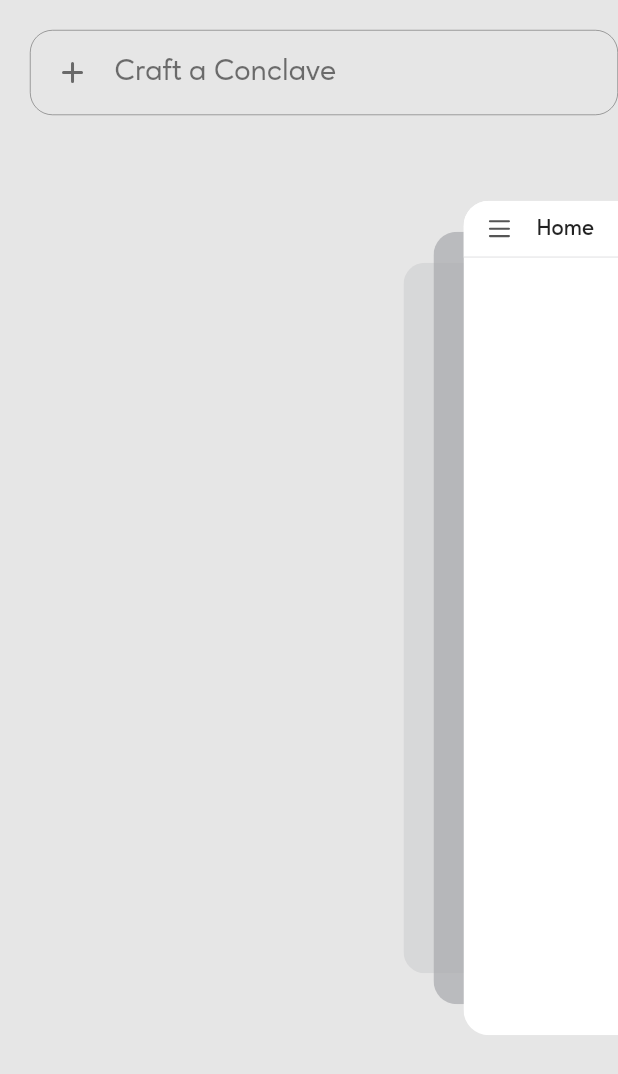
After one commit to sarthkh/converse, a Flutter app: the screen it shows once a user with an empty profile is signed in, after a tap on an icon or button, on a phone screen of 412 x 824 dp. The commit adds this screen. Shown: the top 1074 px of the screen. Run offline on Flutter 3.47's test engine with Material 2 defaults, Android fonts, the phone set to English and light mode, and no system bars; drawn by our look-alikes of flutter_zoom_drawer; our stand-ins replace adaptive_theme, animated_toggle_switch, cloud_firestore, firebase_auth, firebase_core, firebase_storage and 11 more; accounts and stored records are empty; generated files the repository leaves out were written again; network calls fail.

Commit message:
tenth commit

```diff
--- a/converse/lib/common/widgets/app_bar.dart
+++ b/converse/lib/common/widgets/app_bar.dart
@@ -6,11 +6,12 @@ AppBar buildAppbar({
   required bool bottom,
   required List<Widget>? actions,
   Widget? leadingWidget,
+  bool centerTitle = true,
   bool automaticallyImplyLeading = true,
 }) {
   return AppBar(
     title: title,
-    centerTitle: true,
+    centerTitle: centerTitle,
     bottom: bottom
         ? PreferredSize(
             preferredSize: const Size.fromHeight(0),
--- a/converse/lib/common/widgets/button_widgets.dart
+++ b/converse/lib/common/widgets/button_widgets.dart
@@ -32,3 +32,19 @@ Widget appButton({
     ),
   );
 }
+
+Widget iconButton({
+  required Function() onPressed,
+  required Widget icon,
+  EdgeInsets? margin,
+  EdgeInsets? padding,
+}) {
+  return Container(
+    margin: margin,
+    padding: padding,
+    child: IconButton(
+      onPressed: onPressed,
+      icon: icon,
+    ),
+  );
+}
--- a/converse/lib/common/widgets/text_widgets.dart
+++ b/converse/lib/common/widgets/text_widgets.dart
@@ -102,3 +102,31 @@ Widget textUnderline({
     ),
   );
 }
+
+Widget text22SemiBold({
+  required BuildContext context,
+  required String text,
+}) {
+  return Text(
+    text,
+    style: TextStyle(
+      fontFamily: 'custom_semi-bold',
+      fontSize: 22,
+      color: Theme.of(context).textTheme.bodyLarge!.color,
+    ),
+  );
+}
+
+Widget text20Medium({
+  required BuildContext context,
+  required String text,
+}) {
+  return Text(
+    text,
+    style: TextStyle(
+      fontFamily: 'custom_medium',
+      fontSize: 20,
+      color: Theme.of(context).textTheme.bodySmall!.color,
+    ),
+  );
+}
--- /dev/null
+++ b/converse/lib/pages/home/drawers/conclave_list_drawer.dart
@@ -0,0 +1,34 @@
+import 'package:flutter/material.dart';
+import 'package:flutter_riverpod/flutter_riverpod.dart';
+import 'package:flutter_zoom_drawer/flutter_zoom_drawer.dart';
+
+class CommunityListDrawer extends ConsumerWidget {
+  final Widget menuScreen;
+  final Widget mainScreen;
+
+  const CommunityListDrawer({
+    super.key,
+    required this.menuScreen,
+    required this.mainScreen,
+  });
+
+  @override
+  Widget build(BuildContext context, WidgetRef ref) {
+    return ZoomDrawer(
+      menuScreen: menuScreen,
+      mainScreen: mainScreen,
+      borderRadius: 25,
+      angle: 0,
+      openCurve: Curves.decelerate,
+      closeCurve: Curves.decelerate,
+      duration: const Duration(milliseconds: 250),
+      mainScreenScale: 0.325,
+      reverseDuration: const Duration(milliseconds: 250),
+      showShadow: true,
+      mainScreenTapClose: true,
+      drawerShadowsBackgroundColor: Theme.of(context).cardColor,
+      slideWidth: MediaQuery.of(context).size.width * 0.75,
+      menuBackgroundColor: Theme.of(context).colorScheme.surface,
+    );
+  }
+}
--- /dev/null
+++ b/converse/lib/pages/home/drawers/conclave_list_drawer_content.dart
@@ -0,0 +1,52 @@
+import 'package:flutter/material.dart';
+import 'package:flutter_svg/svg.dart';
+import 'package:flutter_zoom_drawer/flutter_zoom_drawer.dart';
+import 'package:go_router/go_router.dart';
+import 'package:converse/common/widgets/text_widgets.dart';
+
+class CommunityListDrawerContent extends StatelessWidget {
+  const CommunityListDrawerContent({super.key});
+
+  void navigateToCreateCommunity(BuildContext context) {
+    GoRouter.of(context).pushNamed('create-conclave');
+    ZoomDrawer.of(context)?.close();
+  }
+
+  @override
+  Widget build(BuildContext context) {
+    return Scaffold(
+      backgroundColor: Theme.of(context).colorScheme.surface,
+      body: SafeArea(
+        child: Column(
+          crossAxisAlignment: CrossAxisAlignment.center,
+          children: [
+            Container(
+              padding: const EdgeInsets.fromLTRB(20, 20, 0, 20),
+              child: ListTile(
+                title: text20Medium(
+                  context: context,
+                  text: "Craft a Conclave",
+                ),
+                leading: SvgPicture.asset(
+                  "assets/images/svgs/home/plus.svg",
+                  colorFilter: ColorFilter.mode(
+                    Theme.of(context).canvasColor,
+                    BlendMode.srcIn,
+                  ),
+                ),
+                onTap: () => navigateToCreateCommunity(context),
+                shape: RoundedRectangleBorder(
+                  side: BorderSide(
+                    width: 0.35,
+                    color: Theme.of(context).hintColor,
+                  ),
+                  borderRadius: BorderRadius.circular(15),
+                ),
+              ),
+            ),
+          ],
+        ),
+      ),
+    );
+  }
+}
--- a/converse/lib/pages/home/home.dart
+++ b/converse/lib/pages/home/home.dart
@@ -1,7 +1,13 @@
 import 'package:converse/auth/controller/auth_controller.dart';
+import 'package:converse/common/widgets/app_bar.dart';
+import 'package:converse/common/widgets/button_widgets.dart';
 import 'package:converse/common/widgets/text_widgets.dart';
+import 'package:converse/pages/home/drawers/conclave_list_drawer.dart';
 import 'package:flutter/material.dart';
 import 'package:flutter_riverpod/flutter_riverpod.dart';
+import 'package:flutter_svg/flutter_svg.dart';
+import 'package:flutter_zoom_drawer/flutter_zoom_drawer.dart';
+import 'package:converse/pages/home/drawers/conclave_list_drawer_content.dart';
 
 class Home extends ConsumerWidget {
   const Home({super.key});
@@ -10,24 +16,55 @@ class Home extends ConsumerWidget {
   Widget build(BuildContext context, WidgetRef ref) {
     final user = ref.watch(userProvider)!;
 
-    return Scaffold(
-      body: Center(
-        child: Column(
-          mainAxisSize: MainAxisSize.min,
-          crossAxisAlignment: CrossAxisAlignment.center,
-          children: [
-            text20ExtraBold(
-              context: context,
-              text: user.name,
+    return CommunityListDrawer(
+      mainScreen: Scaffold(
+        appBar: buildAppbar(
+          context: context,
+          bottom: true,
+          actions: [
+            iconButton(
+              onPressed: () {},
+              icon: SvgPicture.asset(
+                "assets/images/svgs/home/search.svg",
+                colorFilter: ColorFilter.mode(
+                  Theme.of(context).hintColor,
+                  BlendMode.srcIn,
+                ),
+                height: 27.5,
+              ),
             ),
-            const SizedBox(height: 25),
-            text20ExtraBold(
-              context: context,
-              text: user.karma.toString(),
+            iconButton(
+              onPressed: () {},
+              icon: CircleAvatar(
+                backgroundImage: NetworkImage(user.avatar),
+                radius: 15,
+              ),
+              padding: const EdgeInsets.only(left: 5, right: 15),
             ),
           ],
+          title: text22SemiBold(
+            context: context,
+            text: "Home",
+          ),
+          centerTitle: false,
+          leadingWidget: Builder(builder: (context) {
+            return iconButton(
+              onPressed: () => ZoomDrawer.of(context)?.toggle(),
+              icon: SvgPicture.asset(
+                "assets/images/svgs/home/menu.svg",
+                colorFilter: ColorFilter.mode(
+                  Theme.of(context).hintColor,
+                  BlendMode.srcIn,
+                ),
+                height: 27.5,
+              ),
+              margin: const EdgeInsets.symmetric(vertical: 7),
+              padding: const EdgeInsets.only(left: 15),
+            );
+          }),
         ),
       ),
+      menuScreen: const CommunityListDrawerContent(),
     );
   }
 }
--- a/converse/lib/router.dart
+++ b/converse/lib/router.dart
@@ -1,3 +1,4 @@
+import 'package:converse/pages/conclave/screens/create_conclave.dart';
 import 'package:converse/pages/home/home.dart';
 import 'package:converse/pages/login/login.dart';
 import 'package:converse/pages/signup/signup.dart';
@@ -49,5 +50,12 @@ final loggedIn = GoRouter(
         child: Home(),
       ),
     ),
+    GoRoute(
+      name: 'create-conclave',
+      path: '/create-conclave',
+      pageBuilder: (context, state) => const MaterialPage(
+        child: CreateConclave(),
+      ),
+    ),
   ],
 );
--- a/converse/lib/theme/palette.dart
+++ b/converse/lib/theme/palette.dart
@@ -8,6 +8,7 @@ class Palette {
   static const Color darkWhite = Color.fromARGB(255, 235, 235, 235);
   static const Color lightGrey = Color.fromARGB(255, 168, 169, 173);
   static const Color darkGrey = Color.fromARGB(255, 105, 105, 105);
+  static const Color darkerGrey = Color.fromARGB(255, 85, 85, 85);
   static const Color lightBlack = Color.fromARGB(255, 22, 22, 24);
   static const Color darkBlack = Color.fromARGB(255, 2, 4, 3);
   static const Color darkDrawer = Color.fromARGB(255, 0, 0, 0);
@@ -24,6 +25,7 @@ class Palette {
     scaffoldBackgroundColor: lightBlack,
     cardColor: darkGrey,
     hintColor: darkWhite,
+    canvasColor: lightGrey,
     appBarTheme: const AppBarTheme(
       backgroundColor: lightBlack,
       elevation: 0,
@@ -55,7 +57,8 @@ class Palette {
   static final lightTheme = ThemeData.light().copyWith(
     scaffoldBackgroundColor: lightWhite,
     cardColor: lightGrey,
-    hintColor: darkGrey,
+    hintColor: darkerGrey,
+    canvasColor: darkGrey,
     appBarTheme: const AppBarTheme(
       backgroundColor: lightWhite,
       elevation: 0,
```
Also changed, not shown: converse/lib/common/widgets/app_textfield.dart (+9 -2 lines), converse/lib/pages/conclave/screens/create_conclave.dart (added, +47 -0 lines), converse/pubspec.yaml (+9 -0 lines), converse/assets/images/svgs/conclave/conclave.svg (added), converse/assets/images/svgs/home/menu.svg (added), converse/assets/images/svgs/home/plus.svg (added), converse/assets/images/svgs/home/search.svg (added), converse/pubspec.lock.
